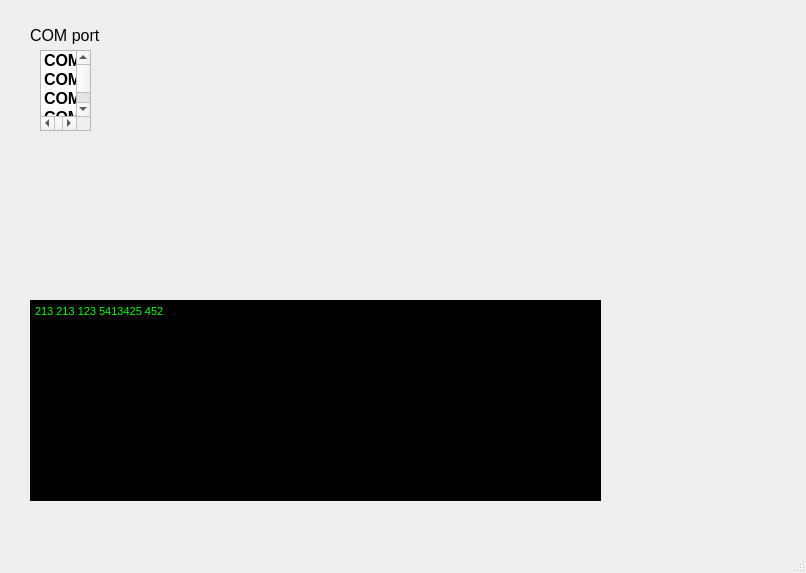
Qt form base.ui (sergey-png/milandr_COMPort) before a commit.
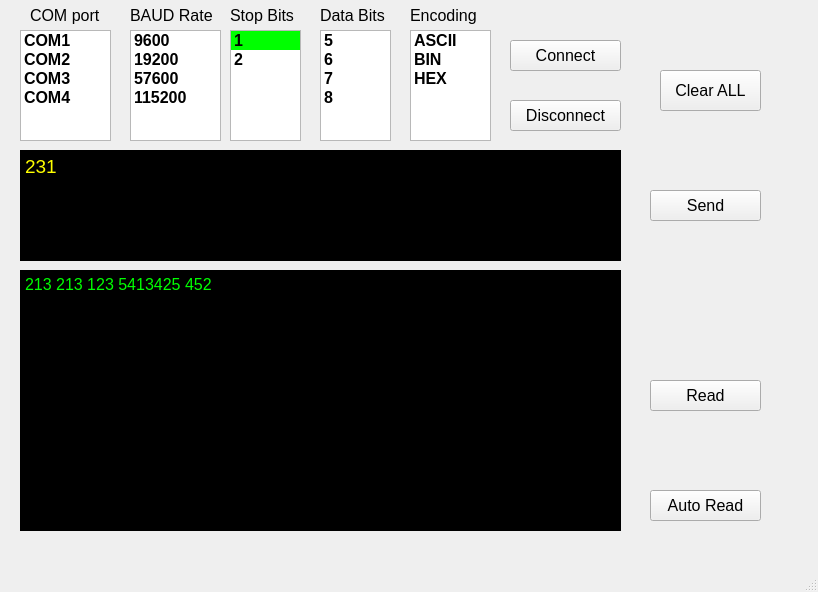
The same form after that commit.

Commit message: Major changes v.1.0

What changed in the file:
```diff
--- a/base.ui
+++ b/base.ui
@@ -6,8 +6,8 @@
    <rect>
     <x>0</x>
     <y>0</y>
-    <width>806</width>
-    <height>573</height>
+    <width>818</width>
+    <height>592</height>
    </rect>
   </property>
   <property name="font">
@@ -22,10 +22,10 @@
    <widget class="QTextBrowser" name="textBrowser">
     <property name="geometry">
      <rect>
-      <x>30</x>
-      <y>300</y>
-      <width>571</width>
-      <height>201</height>
+      <x>20</x>
+      <y>270</y>
+      <width>601</width>
+      <height>261</height>
      </rect>
     </property>
     <property name="styleSheet">
@@ -37,16 +37,16 @@
 &lt;html&gt;&lt;head&gt;&lt;meta name=&quot;qrichtext&quot; content=&quot;1&quot; /&gt;&lt;style type=&quot;text/css&quot;&gt;
 p, li { white-space: pre-wrap; }
 &lt;/style&gt;&lt;/head&gt;&lt;body style=&quot; font-family:'MS Shell Dlg 2'; font-size:8.25pt; font-weight:400; font-style:normal;&quot;&gt;
-&lt;p style=&quot; margin-top:0px; margin-bottom:0px; margin-left:0px; margin-right:0px; -qt-block-indent:0; text-indent:0px;&quot;&gt;213 213 123 5413425 452&lt;/p&gt;
-&lt;p style=&quot;-qt-paragraph-type:empty; margin-top:0px; margin-bottom:0px; margin-left:0px; margin-right:0px; -qt-block-indent:0; text-indent:0px;&quot;&gt;&lt;br /&gt;&lt;/p&gt;&lt;/body&gt;&lt;/html&gt;</string>
+&lt;p style=&quot; margin-top:0px; margin-bottom:0px; margin-left:0px; margin-right:0px; -qt-block-indent:0; text-indent:0px;&quot;&gt;&lt;span style=&quot; font-size:12pt;&quot;&gt;213 213 123 5413425 452&lt;/span&gt;&lt;/p&gt;
+&lt;p style=&quot;-qt-paragraph-type:empty; margin-top:0px; margin-bottom:0px; margin-left:0px; margin-right:0px; -qt-block-indent:0; text-indent:0px; font-size:12pt;&quot;&gt;&lt;br /&gt;&lt;/p&gt;&lt;/body&gt;&lt;/html&gt;</string>
     </property>
    </widget>
    <widget class="QLabel" name="label">
     <property name="geometry">
      <rect>
       <x>30</x>
-      <y>20</y>
-      <width>91</width>
+      <y>0</y>
+      <width>81</width>
       <height>31</height>
      </rect>
     </property>
@@ -62,10 +62,10 @@
    <widget class="QListWidget" name="listWidget">
     <property name="geometry">
      <rect>
-      <x>40</x>
-      <y>50</y>
-      <width>51</width>
-      <height>81</height>
+      <x>20</x>
+      <y>30</y>
+      <width>91</width>
+      <height>111</height>
      </rect>
     </property>
     <item>
@@ -113,6 +113,385 @@
      </property>
     </item>
    </widget>
+   <widget class="QListWidget" name="listWidget_2">
+    <property name="geometry">
+     <rect>
+      <x>130</x>
+      <y>30</y>
+      <width>91</width>
+      <height>111</height>
+     </rect>
+    </property>
+    <item>
+     <property name="text">
+      <string>9600</string>
+     </property>
+     <property name="font">
+      <font>
+       <weight>75</weight>
+       <bold>true</bold>
+      </font>
+     </property>
+    </item>
+    <item>
+     <property name="text">
+      <string>19200</string>
+     </property>
+     <property name="font">
+      <font>
+       <weight>75</weight>
+       <bold>true</bold>
+      </font>
+     </property>
+    </item>
+    <item>
+     <property name="text">
+      <string>57600</string>
+     </property>
+     <property name="font">
+      <font>
+       <weight>75</weight>
+       <bold>true</bold>
+      </font>
+     </property>
+    </item>
+    <item>
+     <property name="text">
+      <string>115200</string>
+     </property>
+     <property name="font">
+      <font>
+       <weight>75</weight>
+       <bold>true</bold>
+      </font>
+     </property>
+    </item>
+   </widget>
+   <widget class="QLabel" name="label_2">
+    <property name="geometry">
+     <rect>
+      <x>130</x>
+      <y>0</y>
+      <width>91</width>
+      <height>31</height>
+     </rect>
+    </property>
+    <property name="font">
+     <font>
+      <pointsize>12</pointsize>
+     </font>
+    </property>
+    <property name="text">
+     <string>BAUD Rate</string>
+    </property>
+   </widget>
+   <widget class="QListWidget" name="listWidget_3">
+    <property name="geometry">
+     <rect>
+      <x>230</x>
+      <y>30</y>
+      <width>71</width>
+      <height>111</height>
+     </rect>
+    </property>
+    <item>
+     <property name="text">
+      <string>1</string>
+     </property>
+     <property name="font">
+      <font>
+       <pointsize>12</pointsize>
+       <weight>75</weight>
+       <bold>true</bold>
+      </font>
+     </property>
+     <property name="background">
+      <brush brushstyle="SolidPattern">
+       <color alpha="255">
+        <red>0</red>
+        <green>255</green>
+        <blue>0</blue>
+       </color>
+      </brush>
+     </property>
+     <property name="foreground">
+      <brush brushstyle="NoBrush">
+       <color alpha="255">
+        <red>255</red>
+        <green>255</green>
+        <blue>255</blue>
+       </color>
+      </brush>
+     </property>
+    </item>
+    <item>
+     <property name="text">
+      <string>2</string>
+     </property>
+     <property name="font">
+      <font>
+       <pointsize>12</pointsize>
+       <weight>75</weight>
+       <bold>true</bold>
+      </font>
+     </property>
+    </item>
+   </widget>
+   <widget class="QLabel" name="label_3">
+    <property name="geometry">
+     <rect>
+      <x>230</x>
+      <y>0</y>
+      <width>81</width>
+      <height>31</height>
+     </rect>
+    </property>
+    <property name="font">
+     <font>
+      <pointsize>12</pointsize>
+     </font>
+    </property>
+    <property name="text">
+     <string>Stop Bits</string>
+    </property>
+   </widget>
+   <widget class="QListWidget" name="listWidget_4">
+    <property name="geometry">
+     <rect>
+      <x>320</x>
+      <y>30</y>
+      <width>71</width>
+      <height>111</height>
+     </rect>
+    </property>
+    <item>
+     <property name="text">
+      <string>5</string>
+     </property>
+     <property name="font">
+      <font>
+       <weight>75</weight>
+       <bold>true</bold>
+      </font>
+     </property>
+    </item>
+    <item>
+     <property name="text">
+      <string>6</string>
+     </property>
+     <property name="font">
+      <font>
+       <weight>75</weight>
+       <bold>true</bold>
+      </font>
+     </property>
+    </item>
+    <item>
+     <property name="text">
+      <string>7</string>
+     </property>
+     <property name="font">
+      <font>
+       <weight>75</weight>
+       <bold>true</bold>
+      </font>
+     </property>
+    </item>
+    <item>
+     <property name="text">
+      <string>8</string>
+     </property>
+     <property name="font">
+      <font>
+       <weight>75</weight>
+       <bold>true</bold>
+      </font>
+     </property>
+    </item>
+   </widget>
+   <widget class="QLabel" name="label_4">
+    <property name="geometry">
+     <rect>
+      <x>320</x>
+      <y>0</y>
+      <width>71</width>
+      <height>31</height>
+     </rect>
+    </property>
+    <property name="font">
+     <font>
+      <pointsize>12</pointsize>
+     </font>
+    </property>
+    <property name="text">
+     <string>Data Bits</string>
+    </property>
+   </widget>
+   <widget class="QLabel" name="label_5">
+    <property name="geometry">
+     <rect>
+      <x>410</x>
+      <y>0</y>
+      <width>81</width>
+      <height>31</height>
+     </rect>
+    </property>
+    <property name="font">
+     <font>
+      <pointsize>12</pointsize>
+     </font>
+    </property>
+    <property name="text">
+     <string>Encoding</string>
+    </property>
+   </widget>
+   <widget class="QListWidget" name="listWidget_5">
+    <property name="geometry">
+     <rect>
+      <x>410</x>
+      <y>30</y>
+      <width>81</width>
+      <height>111</height>
+     </rect>
+    </property>
+    <item>
+     <property name="text">
+      <string>ASCII</string>
+     </property>
+     <property name="font">
+      <font>
+       <weight>75</weight>
+       <bold>true</bold>
+      </font>
+     </property>
+    </item>
+    <item>
+     <property name="text">
+      <string>BIN</string>
+     </property>
+     <property name="font">
+      <font>
+       <weight>75</weight>
+       <bold>true</bold>
+      </font>
+     </property>
+    </item>
+    <item>
+     <property name="text">
+      <string>HEX</string>
+     </property>
+     <property name="font">
+      <font>
+       <weight>75</weight>
+       <bold>true</bold>
+      </font>
+     </property>
+    </item>
+   </widget>
+   <widget class="QPushButton" name="pushButton">
+    <property name="geometry">
+     <rect>
+      <x>510</x>
+      <y>40</y>
+      <width>111</width>
+      <height>31</height>
+     </rect>
+    </property>
+    <property name="text">
+     <string>Connect</string>
+    </property>
+   </widget>
+   <widget class="QPushButton" name="pushButton_2">
+    <property name="geometry">
+     <rect>
+      <x>510</x>
+      <y>100</y>
+      <width>111</width>
+      <height>31</height>
+     </rect>
+    </property>
+    <property name="text">
+     <string>Disconnect</string>
+    </property>
+   </widget>
+   <widget class="QPushButton" name="pushButton_3">
+    <property name="geometry">
+     <rect>
+      <x>660</x>
+      <y>70</y>
+      <width>101</width>
+      <height>41</height>
+     </rect>
+    </property>
+    <property name="text">
+     <string>Clear ALL</string>
+    </property>
+   </widget>
+   <widget class="QTextEdit" name="textEdit">
+    <property name="geometry">
+     <rect>
+      <x>20</x>
+      <y>150</y>
+      <width>601</width>
+      <height>111</height>
+     </rect>
+    </property>
+    <property name="font">
+     <font>
+      <pointsize>14</pointsize>
+     </font>
+    </property>
+    <property name="styleSheet">
+     <string notr="true">background-color: rgb(0, 0, 0);
+color: rgb(255, 255, 0);</string>
+    </property>
+    <property name="html">
+     <string>&lt;!DOCTYPE HTML PUBLIC &quot;-//W3C//DTD HTML 4.0//EN&quot; &quot;http://www.w3.org/TR/REC-html40/strict.dtd&quot;&gt;
+&lt;html&gt;&lt;head&gt;&lt;meta name=&quot;qrichtext&quot; content=&quot;1&quot; /&gt;&lt;style type=&quot;text/css&quot;&gt;
+p, li { white-space: pre-wrap; }
+&lt;/style&gt;&lt;/head&gt;&lt;body style=&quot; font-family:'MS Shell Dlg 2'; font-size:14pt; font-weight:400; font-style:normal;&quot;&gt;
+&lt;p style=&quot; margin-top:0px; margin-bottom:0px; margin-left:0px; margin-right:0px; -qt-block-indent:0; text-indent:0px;&quot;&gt;231&lt;/p&gt;&lt;/body&gt;&lt;/html&gt;</string>
+    </property>
+   </widget>
+   <widget class="QPushButton" name="pushButton_4">
+    <property name="geometry">
+     <rect>
+      <x>650</x>
+      <y>190</y>
+      <width>111</width>
+      <height>31</height>
+     </rect>
+    </property>
+    <property name="text">
+     <string>Send</string>
+    </property>
+   </widget>
+   <widget class="QPushButton" name="pushButton_5">
+    <property name="geometry">
+     <rect>
+      <x>650</x>
+      <y>380</y>
+      <width>111</width>
+      <height>31</height>
+     </rect>
+    </property>
+    <property name="text">
+     <string>Read</string>
+    </property>
+   </widget>
+   <widget class="QPushButton" name="pushButton_6">
+    <property name="geometry">
+     <rect>
+      <x>650</x>
+      <y>490</y>
+      <width>111</width>
+      <height>31</height>
+     </rect>
+    </property>
+    <property name="text">
+     <string>Auto Read</string>
+    </property>
+   </widget>
   </widget>
   <widget class="QMenuBar" name="menubar">
    <property name="geometry">
```
Left out of the diff: 2 changed lines with no effect on the pictures. The commit also changes 2 other files.
